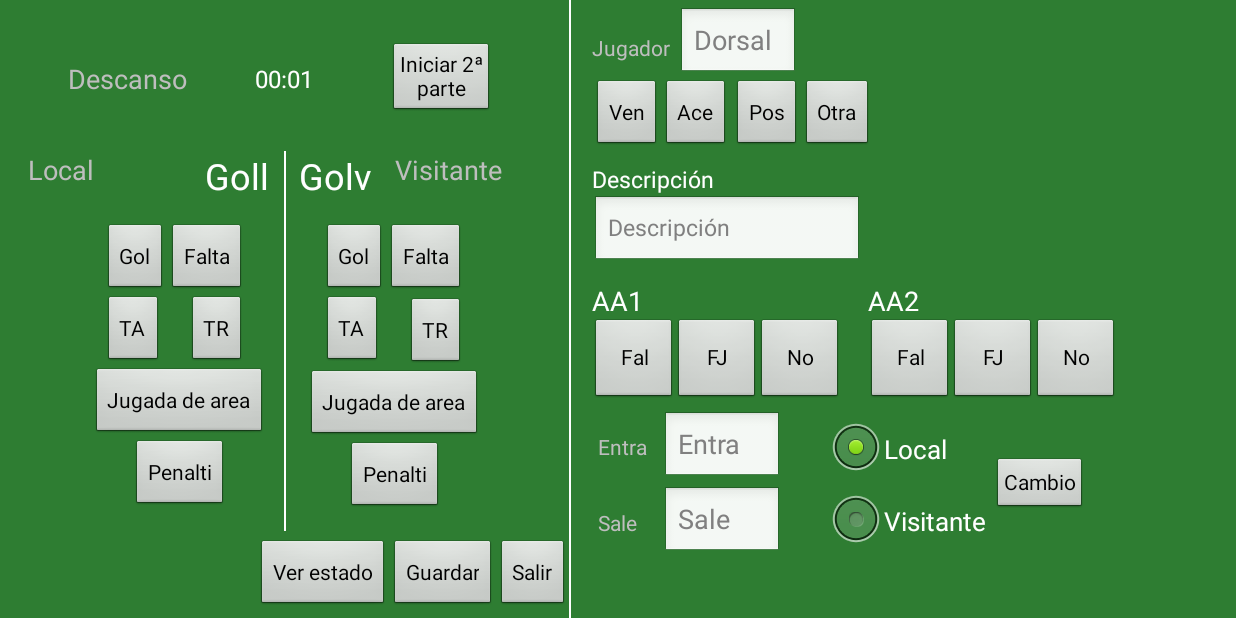
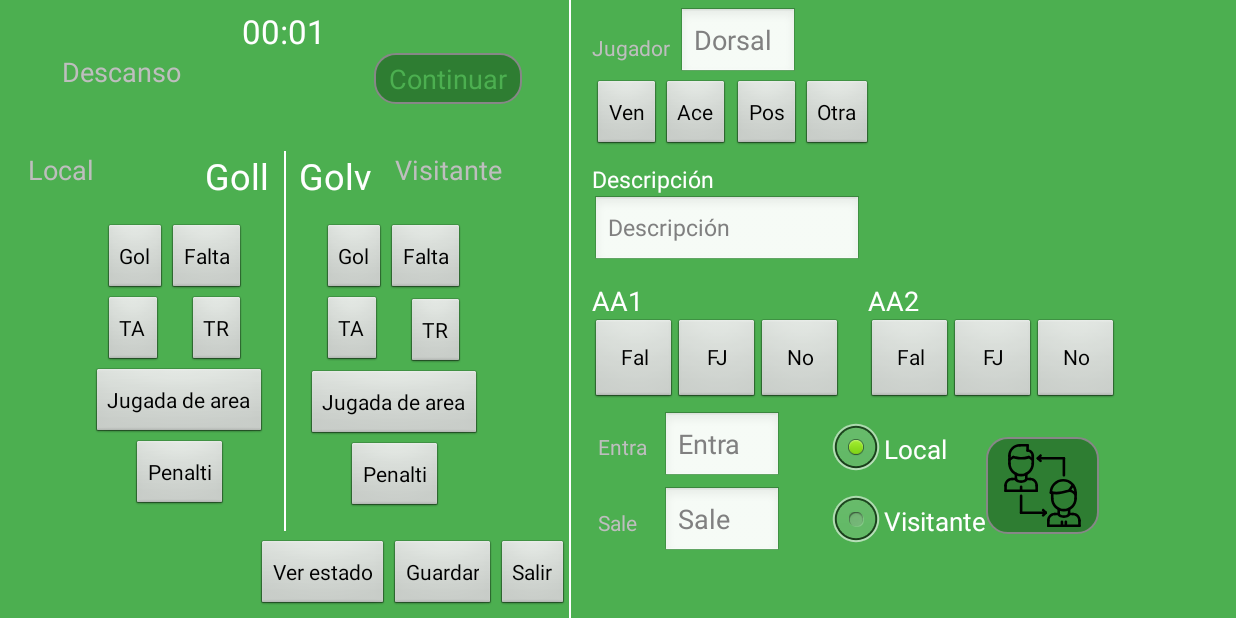
Before and after one commit to ginesros/SoccerReport, an Android app: the IncidenciaActivity screen opened directly, with no data from a screen before it, after a tap on "Fin 1ª parte", on a phone screen of 824 x 412 dp (held sideways). Run offline under Robolectric (Android 15) with nearby library versions, the phone set to English and light mode, and no system bars; libraries missing offline, so code that uses them is left out: com.itextpdf.text; 4 statements that could not run were skipped; 1 other tap on this screen came first.

Commit message:
Creado estilos para los botones

```diff
--- a/app/src/main/java/es/umu/soccerreport/IncidenciaActivity.java
+++ b/app/src/main/java/es/umu/soccerreport/IncidenciaActivity.java
@@ -93,7 +93,6 @@ public class IncidenciaActivity extends Activity {
         infoParte = findViewById(R.id.infoParte);
         cronometro = findViewById(R.id.chronometer1);
         botonCrono = findViewById(R.id.button7);
-        infoParte.setText("Iniciando");
 
         //Añadimos para visualizar Equipo Local 0 Equipo Visitante 0
         equipol = findViewById(R.id.tvlocal);
@@ -418,22 +417,24 @@ public class IncidenciaActivity extends Activity {
                 cronometro.setBase(SystemClock.elapsedRealtime());
                 cronometro.start();
                 estado = "primeraParte";
-                infoParte.setText("Iniciar 1ª\nparte");
+                infoParte.setText("1ª parte");
                 botonCrono.setText("Fin 1ª parte");
+                parte = 1;
                 break;
             case "primeraParte":
                 cronometro.stop();
                 memoCronometro = SystemClock.elapsedRealtime() - cronometro.getBase();
                 estado = "descanso";
                 infoParte.setText("Descanso");
-                botonCrono.setText("Iniciar 2ª\nparte");
+                botonCrono.setText("Continuar");
                 break;
             case "descanso":
                 cronometro.setBase(SystemClock.elapsedRealtime() - memoCronometro);
                 cronometro.start();
                 estado = "segundaParte";
-                infoParte.setText("Segunda Parte");
+                infoParte.setText("2ª Parte");
                 botonCrono.setText("Fin partido");
+                parte = 2;
                 break;
             case "segundaParte":
                 infoParte.setText("Finalizado");
@@ -724,16 +725,6 @@ public class IncidenciaActivity extends Activity {
         this.local2 = false;
     }
 
-    public void mitad(View view) {
-        //Cada vez que hacemos click cambia la parte en la que se encuentra (1=1parte, 2=2parte)
-        if (this.parte == 1) {
-            this.parte = 2;
-            botonParte.setText("Segunda\nParte");
-        } else {
-            this.parte = 1;
-            botonParte.setText("Primera\nParte");
-        }
-    }
 
     @Override
     protected void onActivityResult(int requestCode, int resultCode, Intent data) {
--- /dev/null
+++ b/app/src/main/res/drawable/estiloboton.xml
@@ -0,0 +1,19 @@
+<?xml version="1.0" encoding="utf-8"?>
+<shape xmlns:android="http://schemas.android.com/apk/res/android" android:shape="rectangle" >
+    <corners
+        android:radius="14dp"
+        />
+    <solid
+        android:color="@color/green_800"
+        />
+    <padding
+        android:left="10dp"
+        android:top="5dp"
+        android:right="10dp"
+        android:bottom="5dp"
+        />
+    <stroke
+        android:width="1dp"
+        android:color="#878787"
+        />
+</shape>
--- a/app/src/main/res/layout/new_incidencia.xml
+++ b/app/src/main/res/layout/new_incidencia.xml
@@ -5,7 +5,7 @@
     android:id="@+id/layoutIncidenciaActivity"
     android:layout_width="match_parent"
     android:layout_height="match_parent"
-    android:background="#2E7D32">
+    android:background="@color/green_500">
 
     <android.support.constraint.Guideline
         android:id="@+id/guideline"
@@ -26,22 +26,25 @@
         android:layout_width="wrap_content"
         android:layout_height="wrap_content"
         android:text="Chronometer"
+        android:textAppearance="@style/TextAppearance.AppCompat.Large"
+        app:layout_constraintBottom_toTopOf="@+id/guideline"
         app:layout_constraintEnd_toStartOf="@+id/guideline6"
         app:layout_constraintStart_toStartOf="@+id/guideline6"
-        app:layout_constraintTop_toTopOf="@+id/guideline" />
+        app:layout_constraintTop_toTopOf="parent" />
 
     <Button
         android:id="@+id/button7"
-        style="?android:attr/buttonStyleSmall"
         android:layout_width="wrap_content"
         android:layout_height="wrap_content"
+        android:background="@drawable/estiloboton"
         android:onClick="clickcrono"
         android:text="Iniciar"
+        android:textAppearance="@style/TextAppearance.AppCompat.Medium"
+        android:textColor="@color/green_500"
         android:visibility="visible"
-        app:layout_constraintBottom_toBottomOf="@+id/chronometer1"
         app:layout_constraintEnd_toStartOf="@+id/guideline7"
         app:layout_constraintStart_toEndOf="@+id/chronometer1"
-        app:layout_constraintTop_toTopOf="@+id/guideline" />
+        app:layout_constraintTop_toBottomOf="@+id/chronometer1" />
 
     <TextView
         android:id="@+id/tvlocal"
@@ -502,12 +505,12 @@
 
     <Button
         android:id="@+id/button1"
-        style="?android:attr/buttonStyleSmall"
+        android:background="@drawable/estiloboton"
         android:layout_width="wrap_content"
         android:layout_height="wrap_content"
-        android:layout_marginStart="5dp"
+        android:drawableStart="@drawable/ic_substitution"
         android:onClick="cambio"
-        android:text="@string/cambio"
+
         app:layout_constraintBottom_toBottomOf="@+id/grupoc"
         app:layout_constraintStart_toEndOf="@+id/grupoc"
         app:layout_constraintTop_toTopOf="@+id/grupoc" />
@@ -545,11 +548,9 @@
         android:layout_width="wrap_content"
         android:layout_height="wrap_content"
         android:textAppearance="@style/TextAppearance.AppCompat.Medium"
-        app:layout_constraintBottom_toBottomOf="@+id/chronometer1"
         app:layout_constraintEnd_toStartOf="@+id/chronometer1"
         app:layout_constraintStart_toStartOf="parent"
-        app:layout_constraintTop_toTopOf="@+id/guideline"
-        tools:text="Preparado" />
+        app:layout_constraintTop_toBottomOf="@+id/chronometer1" />
 
 
 </android.support.constraint.ConstraintLayout>
--- a/app/src/main/res/values/color.xml
+++ b/app/src/main/res/values/color.xml
@@ -1,4 +1,31 @@
 <?xml version="1.0" encoding="utf-8"?>
 <resources>
     <color name="blanco">#FFFFFF</color>
+    <color name="green_500">#4CAF50</color>>
+    <color name="green_800">#2E7D32</color>>
 </resources>
+
+
+
+    <!--    Hex Opacity Values-->
+    <!--    100% — FF-->
+    <!--    95% — F2-->
+    <!--    90% — E6-->
+    <!--    85% — D9-->
+    <!--    80% — CC-->
+    <!--    75% — BF-->
+    <!--    70% — B3-->
+    <!--    65% — A6-->
+    <!--    60% — 99-->
+    <!--    55% — 8C-->
+    <!--    50% — 80-->
+    <!--    45% — 73-->
+    <!--    40% — 66-->
+    <!--    35% — 59-->
+    <!--    30% — 4D-->
+    <!--    25% — 40-->
+    <!--    20% — 33-->
+    <!--    15% — 26-->
+    <!--    10% — 1A-->
+    <!--    5% — 0D-->
+    <!--    0% — 00-->
```
Also changed, not shown: 332 other files.
